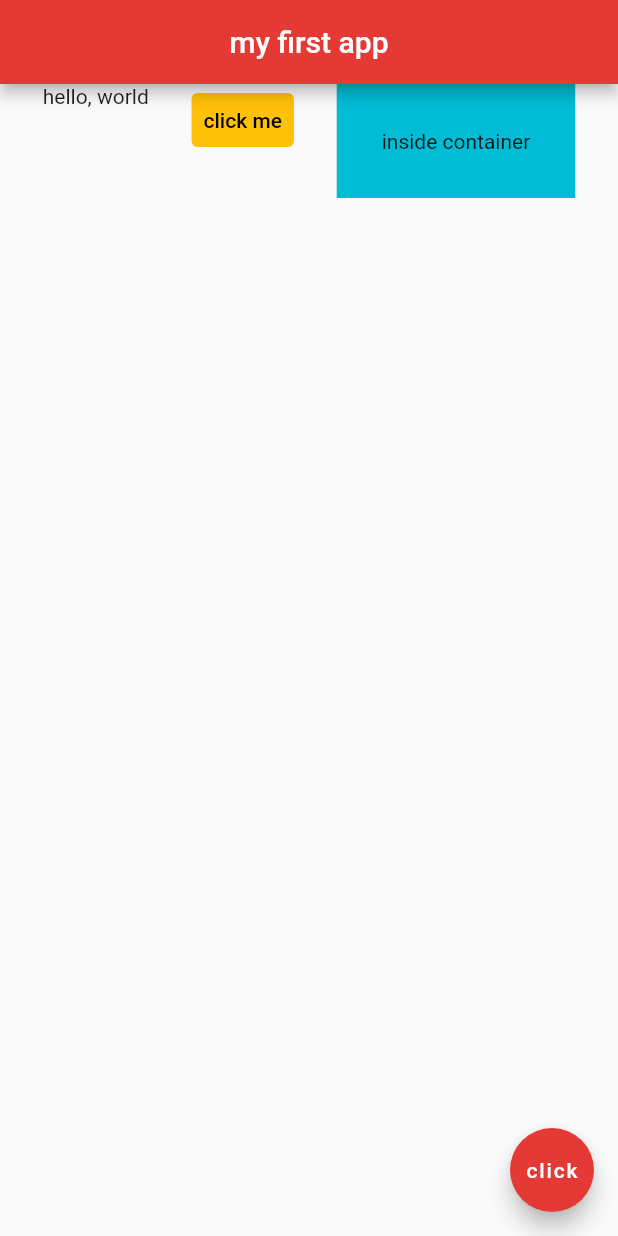
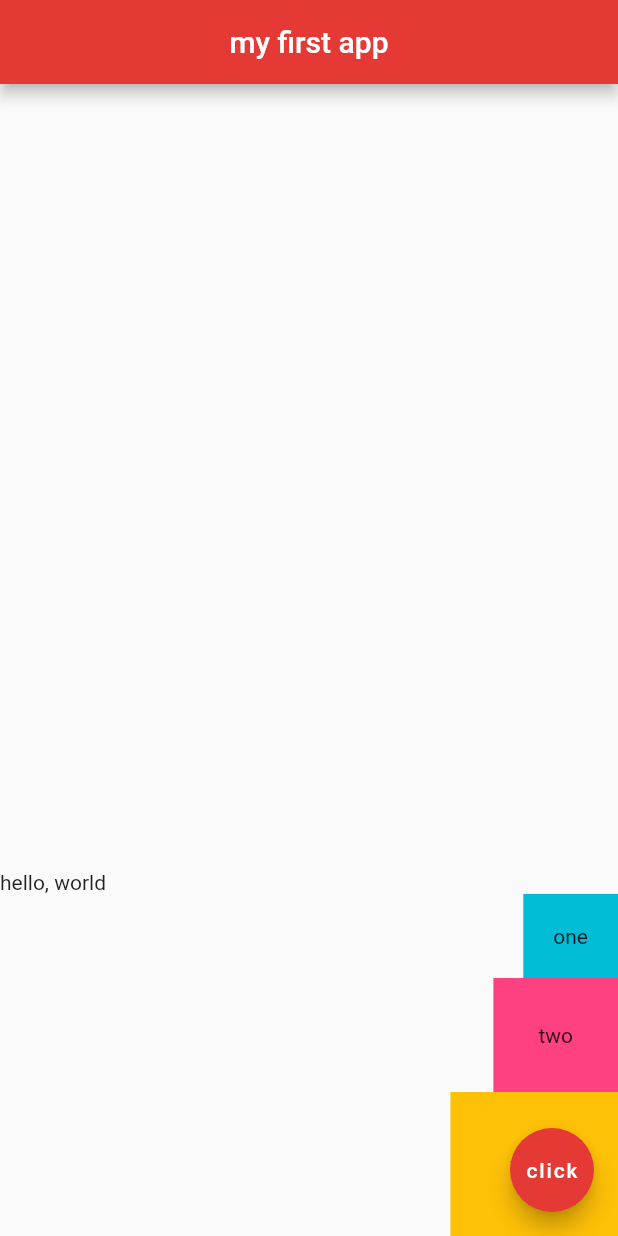
Before and after one commit to honmetha/flutter_tutorial, a Flutter app: the screen it shows after launch, on a phone screen of 412 x 824 dp. Run offline on Flutter 3.47's test engine with Material 2 defaults, Android fonts, the phone set to English and light mode, and no system bars.

Commit message:
[Added] 12 - Columns

```diff
--- a/lib/main.dart
+++ b/lib/main.dart
@@ -15,23 +15,30 @@ class Home extends StatelessWidget {
         centerTitle: true,
         backgroundColor: Colors.red[600],
       ),
-      body: Row(
-        mainAxisAlignment: MainAxisAlignment.spaceEvenly,
-        crossAxisAlignment: CrossAxisAlignment.start,
+      body: Column(
+        mainAxisAlignment: MainAxisAlignment.end,
+        crossAxisAlignment: CrossAxisAlignment.end,
         children: <Widget>[
-          const Text('hello, world'),
-          TextButton(
-            style: TextButton.styleFrom(
-              primary: Colors.black,
-              backgroundColor: Colors.amber,
-            ),
-            onPressed: () {},
-            child: const Text('click me'),
+          Row(
+            children: const <Widget>[
+              Text('hello,'),
+              Text(' world'),
+            ],
           ),
           Container(
+            padding: const EdgeInsets.all(20.0),
             color: Colors.cyan,
+            child: const Text('one'),
+          ),
+          Container(
             padding: const EdgeInsets.all(30.0),
-            child: const Text('inside container'),
+            color: Colors.pinkAccent,
+            child: const Text('two'),
+          ),
+          Container(
+            padding: const EdgeInsets.all(40.0),
+            color: Colors.amber,
+            child: const Text('three'),
           ),
         ],
       ),
```
